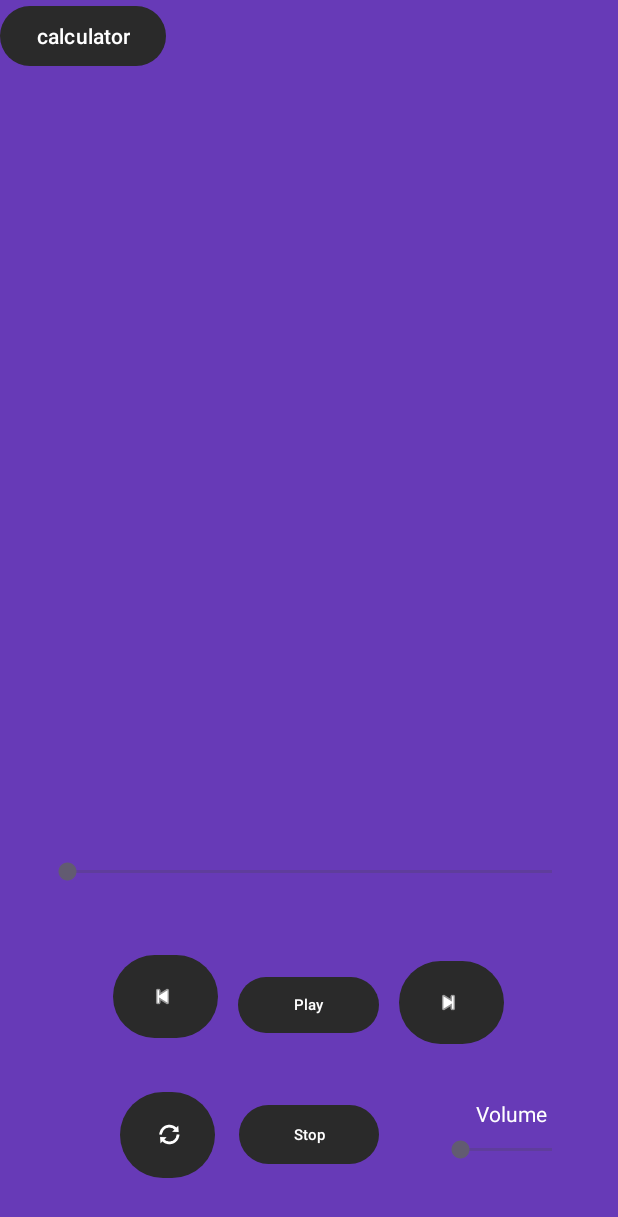
After one commit to metonimiia/GPS_APP, an Android app: the mp3player screen opened directly, with no data from a screen before it, on a phone screen of 412 x 824 dp. The commit adds this screen. Shown: the top 1217 px of the screen. Run offline under Robolectric (Android 15) with nearby library versions, the phone set to English and light mode, and no system bars.

Commit message:
mp3player

```diff
--- a/app/src/main/AndroidManifest.xml
+++ b/app/src/main/AndroidManifest.xml
@@ -13,6 +13,9 @@
         android:theme="@style/Theme.GPS_APP"
         tools:targetApi="31">
         <activity
+            android:name=".mp3player"
+            android:exported="false" />
+        <activity
             android:name=".MainActivity"
             android:exported="true">
             <intent-filter>
--- a/app/src/main/java/com/example/gps_app/MainActivity.kt
+++ b/app/src/main/java/com/example/gps_app/MainActivity.kt
@@ -1,5 +1,6 @@
 package com.example.gps_app
 
+import android.content.Intent
 import android.os.Bundle
 import android.view.View
 import android.widget.Button
@@ -26,6 +27,11 @@ class MainActivity : AppCompatActivity() {
             val systemBars = insets.getInsets(WindowInsetsCompat.Type.systemBars())
             v.setPadding(systemBars.left, systemBars.top, systemBars.right, systemBars.bottom)
             insets
+        }
+        val button = findViewById<Button>(R.id.mp3player)
+        button.setOnClickListener {
+            val intent = Intent(this, mp3player::class.java)
+            startActivity(intent)
         }
     }
     fun numberAction(view: View)//Функция чисел
--- /dev/null
+++ b/app/src/main/java/com/example/gps_app/mp3player.kt
@@ -0,0 +1,132 @@
+package com.example.gps_app
+
+import android.media.MediaPlayer
+import android.os.Bundle
+import android.os.Handler
+import android.os.Looper
+import android.widget.Button
+import android.widget.SeekBar
+import androidx.activity.enableEdgeToEdge
+import androidx.appcompat.app.AppCompatActivity
+import androidx.core.view.ViewCompat
+import androidx.core.view.WindowInsetsCompat
+
+class mp3player : AppCompatActivity() {
+    private lateinit var mediaPlayer: MediaPlayer
+    private var trackIndex = 0
+    private val trackList = arrayOf(R.raw.test, R.raw.test1)
+
+    private lateinit var musicbar: SeekBar
+    private lateinit var volume: SeekBar
+    private val handler = Handler(Looper.getMainLooper())
+
+    override fun onCreate(savedInstanceState: Bundle?) {
+        super.onCreate(savedInstanceState)
+        enableEdgeToEdge()
+        setContentView(R.layout.activity_mp3player)
+
+        ViewCompat.setOnApplyWindowInsetsListener(findViewById(R.id.main)) { v, insets ->
+            val systemBars = insets.getInsets(WindowInsetsCompat.Type.systemBars())
+            v.setPadding(systemBars.left, systemBars.top, systemBars.right, systemBars.bottom)
+            insets
+        }
+
+        val playPauseButton = findViewById<Button>(R.id.playpause)
+        val stopButton = findViewById<Button>(R.id.stop)
+        val cycleButton = findViewById<Button>(R.id.cycle)
+        val nextButton = findViewById<Button>(R.id.next)
+        val prevButton = findViewById<Button>(R.id.prev)
+        musicbar = findViewById(R.id.musicbar)
+        volume = findViewById(R.id.volume)
+        mediaPlayer = MediaPlayer.create(this, trackList[trackIndex])
+        musicbar.max = mediaPlayer.duration
+
+
+        playPauseButton.setOnClickListener {
+            if (mediaPlayer.isPlaying) {
+                mediaPlayer.pause()
+                playPauseButton.text = "Play"
+            } else {
+                mediaPlayer.start()
+                playPauseButton.text = "Pause"
+                updateSeekBar()
+            }
+        }
+
+        stopButton.setOnClickListener {
+            if (mediaPlayer.isPlaying) {
+                mediaPlayer.stop()
+                mediaPlayer.prepare()
+                musicbar.progress = 0
+                playPauseButton.text = "Play"
+            }
+        }
+
+        cycleButton.setOnClickListener {
+            mediaPlayer.isLooping = !mediaPlayer.isLooping
+        }
+
+        nextButton.setOnClickListener {
+            nextTrack()
+        }
+
+        prevButton.setOnClickListener {
+            prevTrack()
+        }
+
+        musicbar.setOnSeekBarChangeListener(object : SeekBar.OnSeekBarChangeListener {
+            override fun onProgressChanged(seekBar: SeekBar?, progress: Int, fromUser: Boolean) {
+                if (fromUser) {
+                    mediaPlayer.seekTo(progress)
+                }
+            }
+            override fun onStartTrackingTouch(seekBar: SeekBar?) {}
+            override fun onStopTrackingTouch(seekBar: SeekBar?) {}
+        })
+
+        volume.setOnSeekBarChangeListener(object : SeekBar.OnSeekBarChangeListener {
+            override fun onProgressChanged(seekBar: SeekBar?, progress: Int, fromUser: Boolean) {
+                val volumemusic = progress / 100f
+                mediaPlayer.setVolume(volumemusic,volumemusic)
+            }
+            override fun onStartTrackingTouch(seekBar: SeekBar?) {}
+            override fun onStopTrackingTouch(seekBar: SeekBar?) {}
+        })
+    }
+
+    private fun nextTrack() {
+        trackIndex = (trackIndex + 1) % trackList.size
+        play()
+    }
+
+    private fun prevTrack() {
+        trackIndex = (trackIndex - 1 + trackList.size) % trackList.size
+        play()
+    }
+
+    private fun play() {
+        mediaPlayer.stop()
+        mediaPlayer.release()
+        mediaPlayer = MediaPlayer.create(this, trackList[trackIndex])
+        musicbar.max = mediaPlayer.duration
+        mediaPlayer.start()
+        updateSeekBar()
+    }
+
+    private fun updateSeekBar() {
+        handler.postDelayed(object : Runnable {
+            override fun run() {
+                if (mediaPlayer.isPlaying) {
+                    musicbar.progress = mediaPlayer.currentPosition
+                    handler.postDelayed(this, 10)
+                }
+            }
+        }, 10)
+    }
+
+    override fun onDestroy() {
+        super.onDestroy()
+        mediaPlayer.release()
+        handler.removeCallbacksAndMessages(null)
+    }
+}
--- /dev/null
+++ b/app/src/main/res/layout/activity_mp3player.xml
@@ -0,0 +1,121 @@
+<?xml version="1.0" encoding="utf-8"?>
+<androidx.constraintlayout.widget.ConstraintLayout xmlns:android="http://schemas.android.com/apk/res/android"
+    xmlns:app="http://schemas.android.com/apk/res-auto"
+    xmlns:tools="http://schemas.android.com/tools"
+    android:id="@+id/main"
+    android:layout_width="match_parent"
+    android:layout_height="match_parent"
+    android:background="#673AB7"
+    tools:context=".mp3player"
+    tools:ignore="MissingConstraints">
+
+    <Button
+        android:id="@+id/calculator"
+        android:layout_width="wrap_content"
+        android:layout_height="wrap_content"
+        android:text="calculator"
+        tools:ignore="MissingConstraints" />
+
+    <SeekBar
+        android:id="@+id/musicbar"
+        android:layout_width="355dp"
+        android:layout_height="28dp"
+        android:layout_marginBottom="52dp"
+        android:progressTint="#F8F8F8"
+        app:layout_constraintBottom_toTopOf="@id/playpause"
+        app:layout_constraintEnd_toEndOf="parent"
+        app:layout_constraintStart_toStartOf="parent"
+        app:layout_constraintTop_toTopOf="parent"
+        app:layout_constraintVertical_bias="1.0" />
+
+
+    <Button
+        android:id="@+id/stop"
+        android:layout_width="93dp"
+        android:layout_height="47dp"
+        android:layout_marginBottom="44dp"
+        android:text="Stop"
+        android:textSize="10dp"
+        app:layout_constraintBottom_toBottomOf="parent"
+        app:layout_constraintEnd_toEndOf="parent"
+        app:layout_constraintStart_toStartOf="parent" />
+
+    <Button
+        android:id="@+id/playpause"
+        android:layout_width="94dp"
+        android:layout_height="45dp"
+        android:layout_marginBottom="40dp"
+        android:text="Play"
+        android:textSize="10dp"
+        app:layout_constraintBottom_toTopOf="@+id/stop"
+        app:layout_constraintEnd_toEndOf="parent"
+        app:layout_constraintHorizontal_bias="0.498"
+        app:layout_constraintStart_toStartOf="parent" />
+
+    <Button
+        android:id="@+id/prev"
+        android:layout_width="70dp"
+        android:layout_height="63dp"
+        android:layout_marginStart="64dp"
+        android:layout_marginBottom="128dp"
+        android:text="prev"
+        android:textSize="10dp"
+        app:icon="@android:drawable/ic_media_previous"
+        app:layout_constraintBottom_toBottomOf="parent"
+        app:layout_constraintEnd_toStartOf="@+id/playpause"
+        app:layout_constraintHorizontal_bias="0.47"
+        app:layout_constraintStart_toStartOf="parent" />
+
+    <Button
+        android:id="@+id/next"
+        android:layout_width="70dp"
+        android:layout_height="63dp"
+        android:layout_marginEnd="64dp"
+        android:layout_marginBottom="124dp"
+        android:text="next"
+        android:textSize="10dp"
+        app:icon="@android:drawable/ic_media_next"
+        app:layout_constraintBottom_toBottomOf="parent"
+        app:layout_constraintEnd_toEndOf="parent"
+        app:layout_constraintHorizontal_bias="0.531"
+        app:layout_constraintStart_toEndOf="@+id/playpause" />
+
+    <SeekBar
+        android:id="@+id/volume"
+        android:layout_width="93dp"
+        android:layout_height="27dp"
+        android:layout_marginStart="38dp"
+        android:layout_marginTop="32dp"
+        app:layout_constraintBottom_toBottomOf="parent"
+        app:layout_constraintEnd_toEndOf="parent"
+        app:layout_constraintHorizontal_bias="0.0"
+        app:layout_constraintStart_toEndOf="@+id/stop"
+        app:layout_constraintTop_toBottomOf="@+id/next"
+        app:layout_constraintVertical_bias="0.323" />
+
+    <TextView
+        android:id="@+id/textVolume"
+        android:layout_width="wrap_content"
+        android:layout_height="wrap_content"
+        android:text="Volume"
+        android:textColor="@color/white"
+        app:layout_constraintBottom_toTopOf="@+id/volume"
+        app:layout_constraintEnd_toEndOf="parent"
+        app:layout_constraintHorizontal_bias="0.87"
+        app:layout_constraintStart_toStartOf="parent"
+        app:layout_constraintTop_toBottomOf="@+id/next"
+        app:layout_constraintVertical_bias="0.97" />
+
+    <Button
+        android:id="@+id/cycle"
+        android:layout_width="63dp"
+        android:layout_height="65dp"
+        android:layout_marginStart="80dp"
+        android:textSize="10dp"
+        app:icon="@android:drawable/ic_popup_sync"
+        app:layout_constraintBottom_toBottomOf="parent"
+        app:layout_constraintStart_toStartOf="parent"
+        app:layout_constraintTop_toBottomOf="@+id/prev"
+        app:layout_constraintVertical_bias="0.451" />
+
+</androidx.constraintlayout.widget.ConstraintLayout>
```
Also changed, not shown: app/src/main/res/layout/activity_main.xml (+4 -8 lines), 2 other files.
